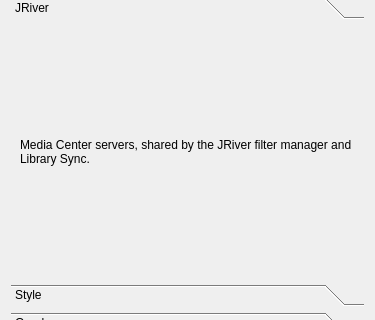
This is src/main/python/ui/preferences.ui in 3ll3d00d/beqdesigner as Qt 5 draws it before an edit; both pictures show x 0 to 375 and y 126 to 446 of the 375 by 583 pixel window. The edited form follows.
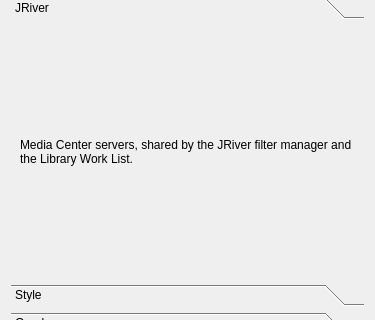
This is the edited form. The open tabs and pages were chosen to show the change.

Commit message:
Say 'work list' where the UI still said 'Library Sync'
The Preferences > JRiver caption, the settings drawer's first-run note, and
the docstrings that named the deleted dialog.

The edit to the form file:
```diff
--- a/src/main/python/ui/preferences.ui
+++ b/src/main/python/ui/preferences.ui
@@ -443,7 +443,7 @@
          <item>
           <widget class="QLabel" name="jriverHelpLabel">
            <property name="text">
-            <string>Media Center servers, shared by the JRiver filter manager and Library Sync.</string>
+            <string>Media Center servers, shared by the JRiver filter manager and the Library Work List.</string>
            </property>
            <property name="wordWrap">
             <bool>true</bool>
```
The commit also changes 10 other files.
